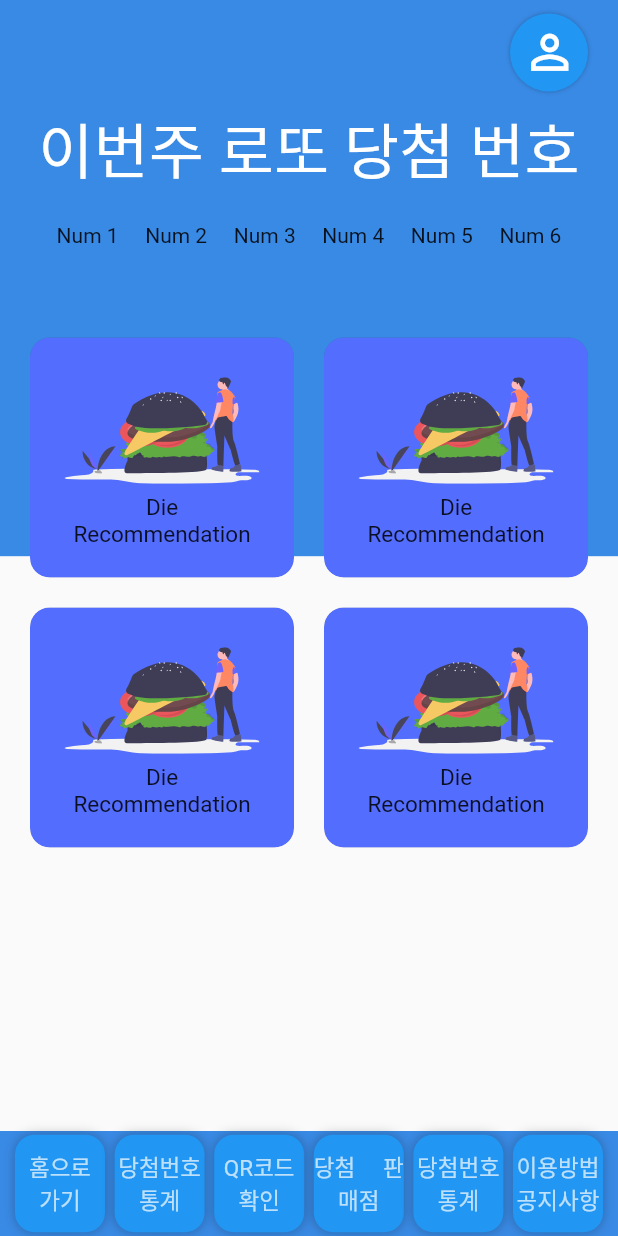
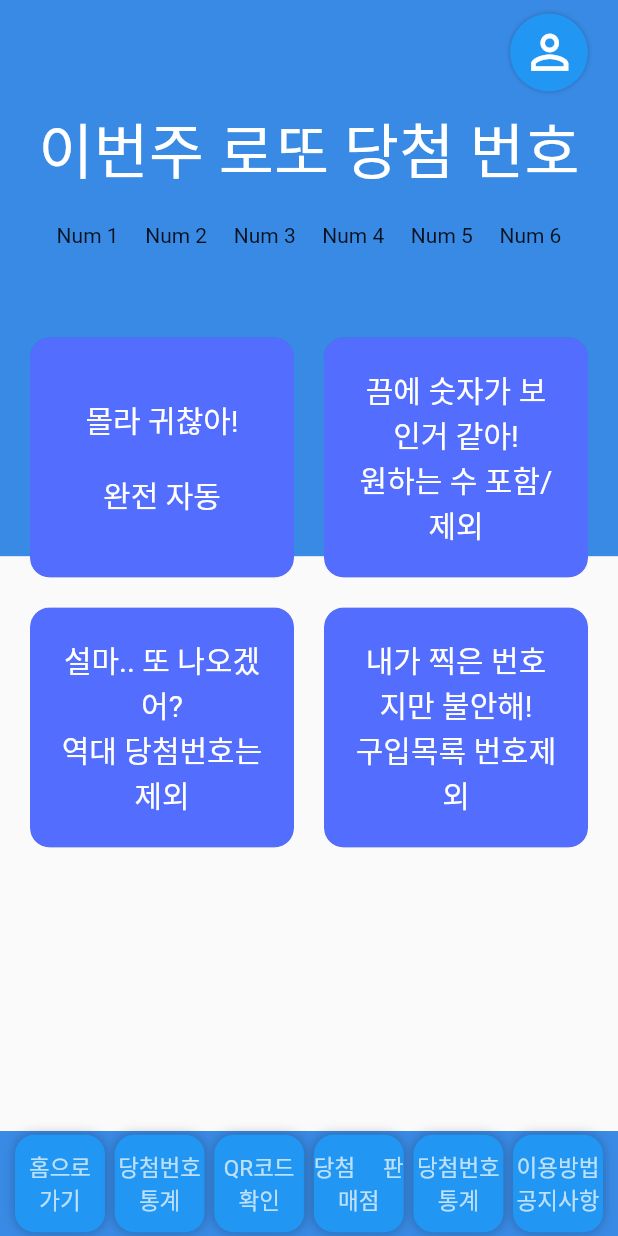
Before and after one commit to park28s/lotto_automatic, a Flutter app: the HomeScreen screen opened directly, on a phone screen of 412 x 824 dp. Run offline on Flutter 3.47's test engine with Material 2 defaults, Android fonts, the phone set to English and light mode, and no system bars; our stand-ins replace carousel_slider, flutter_svg, getwidget; Roboto replaces fonts that are missing (CooKieRun, CookieRun).

```diff
--- a/lib/login/login_widget.dart
+++ b/lib/login/login_widget.dart
@@ -206,7 +206,8 @@ Widget buildSocialBtnRow() {
 
   Widget buildSingnupBtn() {
     return GestureDetector(
-        onTap: () {},
+        onTap: () {
+        },
         child: RichText(
           text: TextSpan(children: [
             TextSpan(
--- a/lib/main.dart
+++ b/lib/main.dart
@@ -10,7 +10,8 @@ class MyApp extends StatelessWidget {
       debugShowCheckedModeBanner: false,
       title: 'Lotto AutoMatic Issuance',
       theme: ThemeData(
-        appBarTheme: AppBarTheme(color: Colors.lightBlue, elevation: 0),
+        fontFamily: 'CookieRun',
+        appBarTheme: AppBarTheme(color: Colors.white, elevation: 0),
         visualDensity: VisualDensity.adaptivePlatformDensity,
       ),
       home: MainHome(),
--- /dev/null
+++ b/lib/main/_main_home.dart
@@ -0,0 +1,153 @@
+import 'package:flutter/material.dart';
+import 'package:flutter/widgets.dart';
+import 'package:lotto_app/login/login_home.dart';
+import 'package:lotto_app/main/bottom_nav_bar.dart';
+import 'file:///D:/flutter_project/lotto_app/lib/main/category_card.dart';
+import 'package:lotto_app/main/constants.dart';
+
+class MainHome extends StatefulWidget {
+  @override
+  _MainHomeState createState() => _MainHomeState();
+}
+
+class _MainHomeState extends State<MainHome> {
+  @override
+  Widget build(BuildContext context) {
+    return MaterialApp(
+      debugShowCheckedModeBanner: false,
+      theme: ThemeData(
+          fontFamily: "Cairo",
+          scaffoldBackgroundColor: kBackgroundColor,
+          textTheme:
+              Theme.of(context).textTheme.apply(displayColor: kTextColor)),
+      home: HomeScreen(),
+    );
+  }
+}
+
+class HomeScreen extends StatefulWidget {
+  @override
+  _HomeScreenState createState() => _HomeScreenState();
+}
+
+class _HomeScreenState extends State<HomeScreen> {
+  @override
+  Widget build(BuildContext context) {
+    var size = MediaQuery.of(context).size;
+    return Scaffold(
+      bottomNavigationBar: BottomNavBar(),
+      body: Stack(
+        children: [
+          Container(
+            height: size.height * .45,
+            decoration: BoxDecoration(
+              color: Color(0xff398ae5),
+            ),
+          ),
+          SafeArea(
+              child: Padding(
+            padding: const EdgeInsets.symmetric(horizontal: 20.0),
+            child: Column(
+              crossAxisAlignment: CrossAxisAlignment.start,
+              children: [
+                Align(
+                    alignment: Alignment.topRight,
+                    child: Container(
+                      alignment: Alignment.center,
+                      height: 70,
+                      width: 52,
+                      decoration: BoxDecoration(
+                        boxShadow: [
+                          BoxShadow(
+                              color: Colors.black26,
+                              blurRadius: 2.0,
+                              offset: Offset(0, 0))
+                        ],
+                        color: Colors.blue,
+                        shape: BoxShape.circle,
+                      ),
+                      child: IconButton(
+                        visualDensity: VisualDensity.adaptivePlatformDensity,
+                        iconSize: 37.0,
+                          icon: Icon(
+                            Icons.perm_identity,
+                            color: Colors.white,
+                          ),
+                          onPressed: () {
+                          Navigator.push(context, MaterialPageRoute(builder: (context) => LoginHome()),
+                          );
+                          }
+                          ),
+                    )),
+                Container(
+                  alignment: Alignment.center,
+                  child: Text("이번주 로또 당첨 번호",
+                      style: TextStyle(
+                        color: Colors.white,
+                        fontSize: 40.0,
+                        fontFamily: 'CooKieRun'
+                      )
+                  ),
+                ),
+                SizedBox(height: 20.0),
+                LottoNumber(),
+                SizedBox(
+                  height: 60,
+                ),
+                Expanded(
+                  child: GridView.count(
+                    crossAxisCount: 2,
+                    childAspectRatio: 1.1,
+                    crossAxisSpacing: 20,
+                    mainAxisSpacing: 20,
+                    children: [
+                      CategoryCard(
+                        title: '몰라 귀찮아!',
+                        title1: '완전 자동',
+                        //svgSrc: 'assets/icons/Hamburger.svg',
+                        press: () {},
+                      ),
+                      CategoryCard(
+                        title: '끔에 숫자가 보인거 같아!',
+                        title1: '원하는 수 포함/제외',
+                        //svgSrc: 'assets/icons/Hamburger.svg',
+                        press: () {},
+                      ),
+                      CategoryCard(
+                        title: '설마.. 또 나오겠어?',
+                        title1: '역대 당첨번호는 제외',
+                        //svgSrc: 'assets/icons/Hamburger.svg',
+                        press: () {},
+                      ),
+                      CategoryCard(
+                        title: '내가 찍은 번호지만 불안해!',
+                        title1: '구입목록 번호제외',
+                        //svgSrc: 'assets/icons/Hamburger.svg',
+                        press: () {},
+                      ),
+                    ],
+                  ),
+                )
+              ],
+            ),
+          ))
+        ],
+      ),
+    );
+  }
+}
+
+
+Widget LottoNumber() {
+  return Row(
+    mainAxisAlignment: MainAxisAlignment.spaceEvenly,
+    children: [
+      Text("Num 1"),
+      Text("Num 2"),
+      Text("Num 3"),
+      Text("Num 4"),
+      Text("Num 5"),
+      Text("Num 6"),
+    ],
+  );
+}
--- a/lib/main/category_card.dart
+++ b/lib/main/category_card.dart
@@ -1,14 +1,16 @@
 import 'package:flutter/material.dart';
 import 'package:flutter_svg/flutter_svg.dart';
+import 'package:flutter_svg/svg.dart';
 import 'package:lotto_app/main/constants.dart';
 
 class CategoryCard extends StatelessWidget {
   final String svgSrc;
   final String title;
+  final String title1;
   final Function press;
 
-  const CategoryCard({Key key, this.svgSrc, this.title, this.press})
-  : super(key: key);
+  const CategoryCard({Key key, this.svgSrc, this.title, this.title1, this.press})
+      : super(key: key);
 
   @override
   Widget build(BuildContext context) {
@@ -18,14 +20,10 @@ class CategoryCard extends StatelessWidget {
         decoration: BoxDecoration(
             color: Colors.indigoAccent,
             borderRadius: BorderRadius.circular(13),
-          boxShadow: [
-            BoxShadow(
-                color: Colors.black26,
-                blurRadius: 2.0,
-                offset: Offset(0, 0)
-            )
-          ]
-           ),
+            boxShadow: [
+              BoxShadow(
+                  color: Colors.black26, blurRadius: 2.0, offset: Offset(0, 0))
+            ]),
         child: Material(
           color: Colors.transparent,
           child: InkWell(
@@ -35,16 +33,27 @@ class CategoryCard extends StatelessWidget {
               child: Column(
                 children: [
                   Spacer(),
-                  SvgPicture.asset(svgSrc),
-                  Spacer(),
+                  //SvgPicture.asset(svgSrc),
                   Text(
                     title,
                     textAlign: TextAlign.center,
-                    style: Theme.of(context)
-                        .textTheme
-                        .subtitle1
-                        .copyWith(fontSize: 15),
-                  )
+                    style: TextStyle(
+                      fontFamily: 'CookieRun',
+                      fontSize: 20.0,
+                      color: Colors.white,
+                    ),
+                  ),
+                  Spacer(),
+                  Text(
+                    title1,
+                    textAlign: TextAlign.center,
+                    style: TextStyle(
+                      fontFamily: 'CookieRun',
+                      fontSize: 20.0,
+                      color: Colors.white,
+                    ),
+                  ),
+                  Spacer(),
                 ],
               ),
             ),
--- a/pubspec.yaml
+++ b/pubspec.yaml
@@ -21,8 +21,11 @@ environment:
   sdk: ">=2.7.0 <3.0.0"
 
 dependencies:
+  getwidget: ^1.1.0
   flutter_svg: ^0.19.0
   provider: ^4.3.2+2
+  flutter_swiper: ^1.1.6
+  carousel_slider: ^2.2.1
   flutter:
     sdk: flutter
 
```
Also changed, not shown: lib/main/_test_main_home.dart (added, +123 -0 lines), lib/main/main_home.dart (+215 -117 lines), pubspec.lock.
